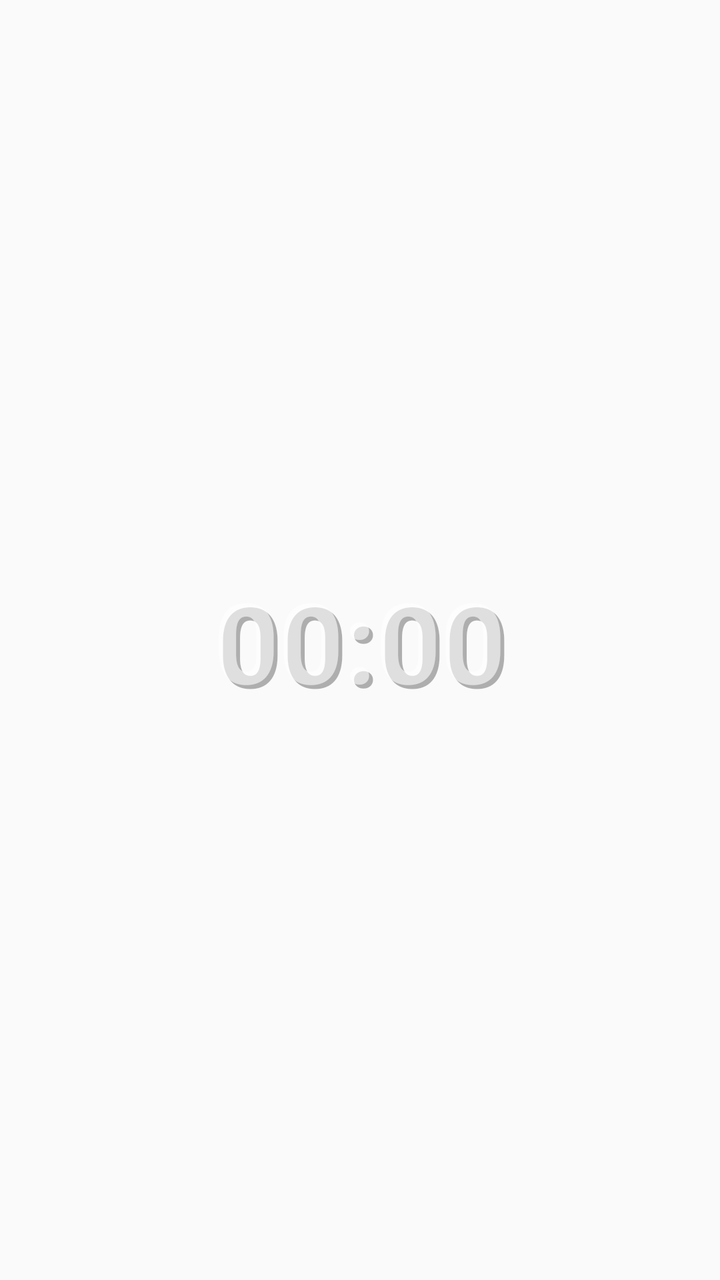
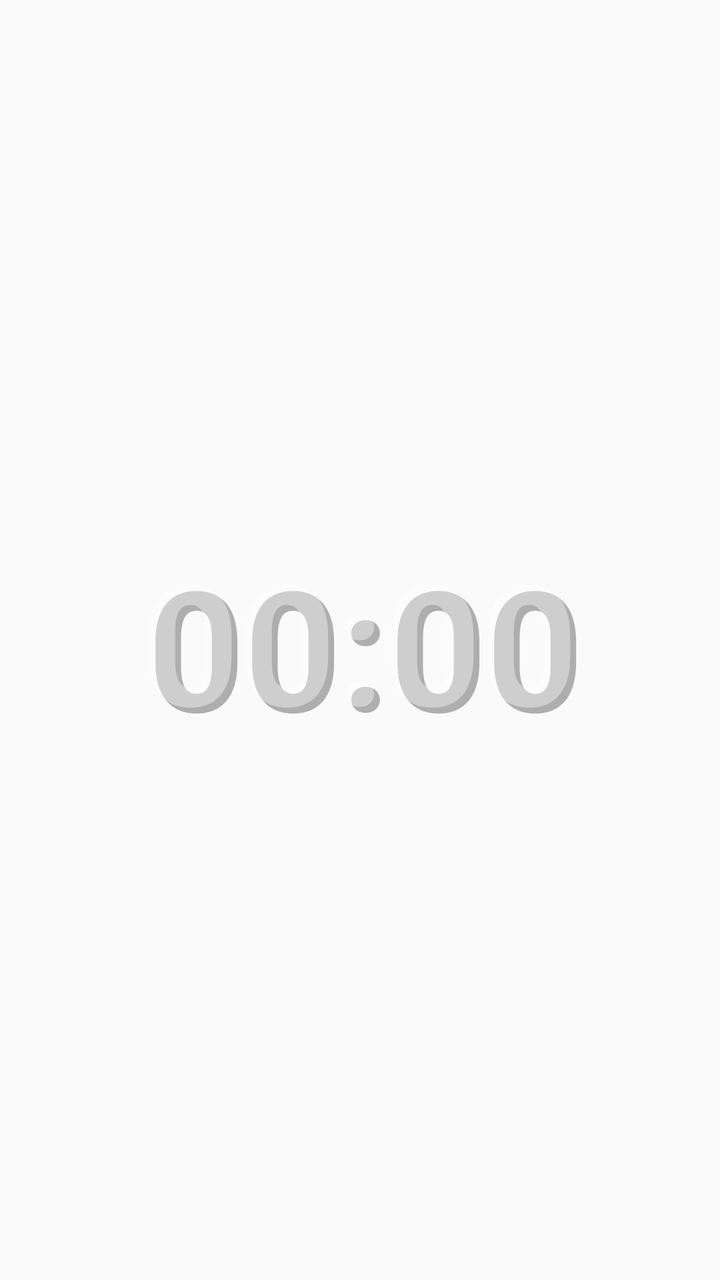

Before-and-after screenshots of an Android layout around one commit, followed by the original layout XML and the change that was made.
<!-- AndroidManifest.xml: application theme Theme.Iwidget -->
<!-- res/layout/widget_clock_glass.xml -->
<?xml version="1.0" encoding="utf-8"?>
<FrameLayout xmlns:android="http://schemas.android.com/apk/res/android"
    android:layout_width="match_parent"
    android:layout_height="match_parent"
    android:padding="8dp">

    <TextClock
        android:id="@+id/digital_time_shadow"
        android:layout_width="wrap_content"
        android:layout_height="wrap_content"
        android:layout_gravity="center"
        android:layout_marginTop="2dp"
        android:layout_marginStart="2dp"
        android:format12Hour="HH:mm"
        android:format24Hour="HH:mm"
        android:textSize="56sp"
        android:textColor="#4D000000"
        android:textStyle="bold"
        android:fontFamily="sans-serif-medium" />

    <TextClock
        android:id="@+id/digital_time"
        android:layout_width="wrap_content"
        android:layout_height="wrap_content"
        android:layout_gravity="center"
        android:format12Hour="HH:mm"
        android:format24Hour="HH:mm"
        android:textSize="56sp"
        android:textColor="#99FFFFFF"
        android:textStyle="bold"
        android:fontFamily="sans-serif-medium" />

</FrameLayout>
<!-- resources referenced by this layout -->
<resources>
  <style name="Theme.Iwidget" parent="android:Theme.Material.Light.NoActionBar" />
</resources>

<!-- the commit's change to res/layout/widget_clock_glass.xml (unified diff, before → after) -->
@@ -9,11 +9,11 @@
         android:layout_width="wrap_content"
         android:layout_height="wrap_content"
         android:layout_gravity="center"
-        android:layout_marginTop="2dp"
-        android:layout_marginStart="2dp"
+        android:layout_marginTop="3dp"
+        android:layout_marginStart="3dp"
         android:format12Hour="HH:mm"
         android:format24Hour="HH:mm"
-        android:textSize="56sp"
+        android:textSize="84sp"
         android:textColor="#4D000000"
         android:textStyle="bold"
         android:fontFamily="sans-serif-medium" />
@@ -25,8 +25,8 @@
         android:layout_gravity="center"
         android:format12Hour="HH:mm"
         android:format24Hour="HH:mm"
-        android:textSize="56sp"
-        android:textColor="#99FFFFFF"
+        android:textSize="84sp"
+        android:textColor="#66FFFFFF"
         android:textStyle="bold"
         android:fontFamily="sans-serif-medium" />
 
